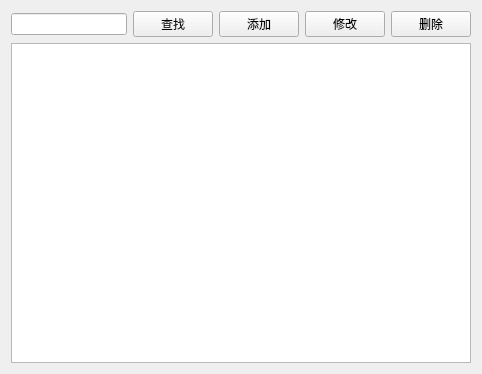
The window that Lab3/Lab3/patientview.ui (123456789779/QtCourse) describes before a commit, drawn with Qt 5.
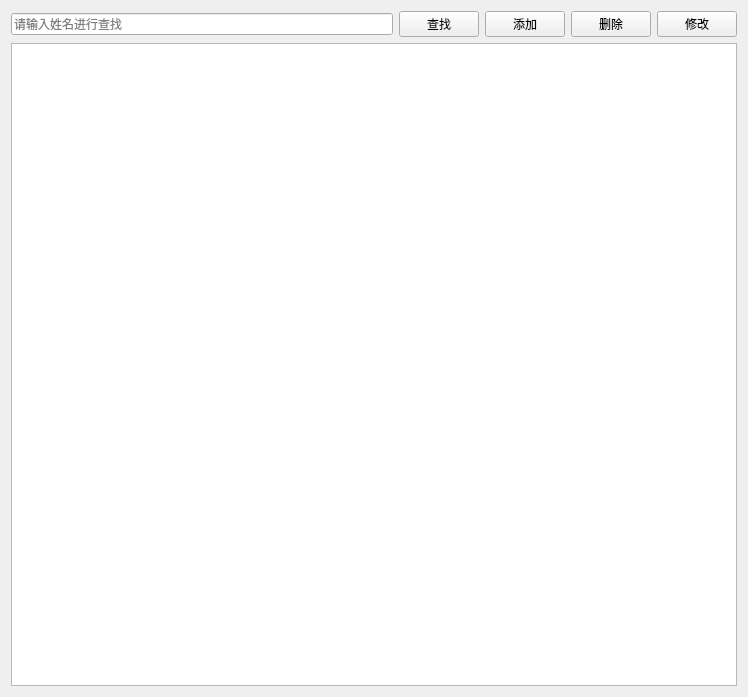
The same window after the commit. Icons and pictures are not drawn.

Diff of the .ui file:
```diff
--- a/Lab3/Lab3/patientview.ui
+++ b/Lab3/Lab3/patientview.ui
@@ -6,8 +6,8 @@
    <rect>
     <x>0</x>
     <y>0</y>
-    <width>482</width>
-    <height>374</height>
+    <width>748</width>
+    <height>697</height>
    </rect>
   </property>
   <property name="windowTitle">
@@ -17,34 +17,50 @@
    <item>
     <layout class="QHBoxLayout" name="horizontalLayout">
      <item>
-      <widget class="QLineEdit" name="txtSearch"/>
+      <widget class="QLineEdit" name="txtSearch">
+       <property name="placeholderText">
+        <string>请输入姓名进行查找</string>
+       </property>
+      </widget>
      </item>
      <item>
-      <widget class="QPushButton" name="btAdd">
+      <widget class="QPushButton" name="btSearch">
        <property name="text">
         <string>查找</string>
        </property>
       </widget>
      </item>
      <item>
-      <widget class="QPushButton" name="btDelete">
+      <widget class="QPushButton" name="btAdd">
        <property name="text">
         <string>添加</string>
        </property>
-      </widget>
-     </item>
-     <item>
-      <widget class="QPushButton" name="btSearch">
-       <property name="text">
-        <string>修改</string>
+       <property name="icon">
+        <iconset resource="Lab3.qrc">
+         <normaloff>:/img/new.png</normaloff>:/img/new.png</iconset>
        </property>
       </widget>
      </item>
      <item>
-      <widget class="QPushButton" name="btEdit">
+      <widget class="QPushButton" name="btDelete">
        <property name="text">
         <string>删除</string>
        </property>
+       <property name="icon">
+        <iconset resource="Lab3.qrc">
+         <normaloff>:/img/delete.png</normaloff>:/img/delete.png</iconset>
+       </property>
+      </widget>
+     </item>
+     <item>
+      <widget class="QPushButton" name="btEdit">
+       <property name="text">
+        <string>修改</string>
+       </property>
+       <property name="icon">
+        <iconset resource="Lab3.qrc">
+         <normaloff>:/img/edit.png</normaloff>:/img/edit.png</iconset>
+       </property>
       </widget>
      </item>
     </layout>
```
Left out of the diff: 8 changed lines with no effect on the pictures.
